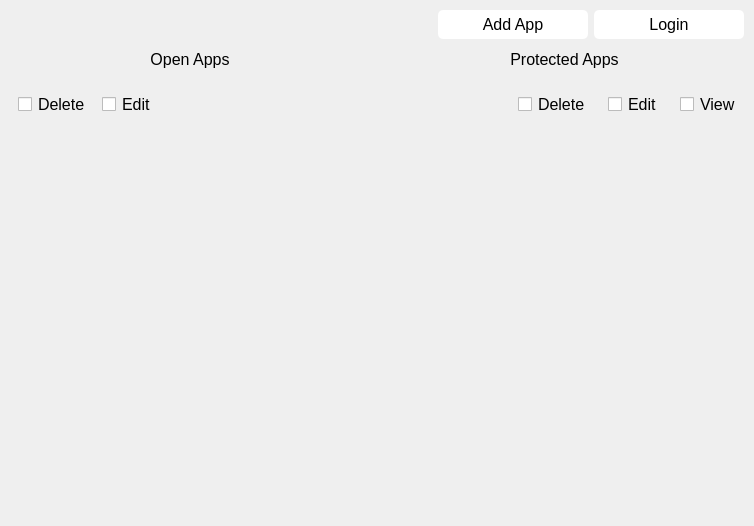
The window that designs/xml/apps_tab.ui (daniel-deru/WorkMate-3.0) describes before a commit, drawn with Qt 5.
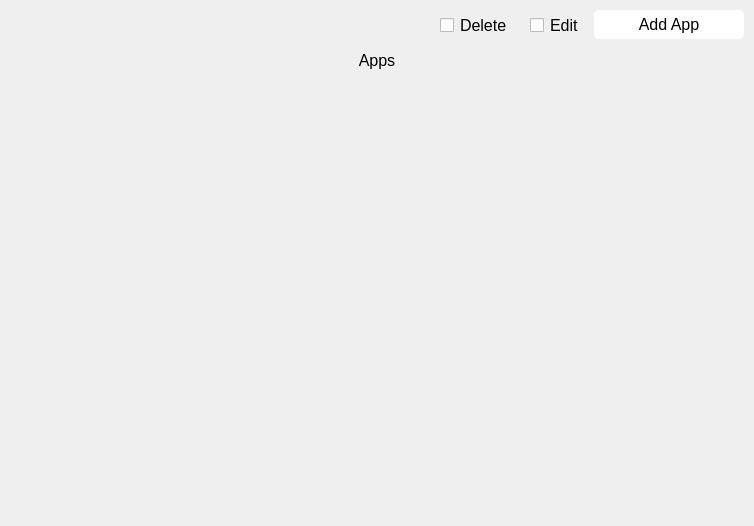
The same window after the commit.

```diff
--- a/designs/xml/apps_tab.ui
+++ b/designs/xml/apps_tab.ui
@@ -58,6 +58,26 @@
        </property>
       </spacer>
      </item>
+     <item>
+      <widget class="QCheckBox" name="chk_delete_apps">
+       <property name="cursor">
+        <cursorShape>PointingHandCursor</cursorShape>
+       </property>
+       <property name="text">
+        <string>Delete</string>
+       </property>
+      </widget>
+     </item>
+     <item>
+      <widget class="QCheckBox" name="chk_edit_apps">
+       <property name="cursor">
+        <cursorShape>PointingHandCursor</cursorShape>
+       </property>
+       <property name="text">
+        <string>Edit</string>
+       </property>
+      </widget>
+     </item>
      <item>
       <widget class="QPushButton" name="btn_add_app">
        <property name="minimumSize">
@@ -80,25 +100,6 @@
        </property>
       </widget>
      </item>
-     <item>
-      <widget class="QPushButton" name="btn_pro_apps_login">
-       <property name="minimumSize">
-        <size>
-         <width>150</width>
-         <height>0</height>
-        </size>
-       </property>
-       <property name="maximumSize">
-        <size>
-         <width>150</width>
-         <height>16777215</height>
-        </size>
-       </property>
-       <property name="text">
-        <string>Login</string>
-       </property>
-      </widget>
-     </item>
     </layout>
    </item>
    <item>
@@ -120,7 +121,7 @@
           </size>
          </property>
          <property name="text">
-          <string>Open Apps</string>
+          <string>Apps</string>
          </property>
          <property name="alignment">
           <set>Qt::AlignCenter</set>
@@ -141,26 +142,6 @@
            <property name="spacing">
             <number>0</number>
            </property>
-           <item>
-            <widget class="QCheckBox" name="chk_delete_apps">
-             <property name="cursor">
-              <cursorShape>PointingHandCursor</cursorShape>
-             </property>
-             <property name="text">
-              <string>Delete</string>
-             </property>
-            </widget>
-           </item>
-           <item>
-            <widget class="QCheckBox" name="chk_edit_apps">
-             <property name="cursor">
-              <cursorShape>PointingHandCursor</cursorShape>
-             </property>
-             <property name="text">
-              <string>Edit</string>
-             </property>
-            </widget>
-           </item>
            <item>
             <spacer name="horizontalSpacer_4">
              <property name="orientation">
@@ -213,121 +194,6 @@
        </item>
       </layout>
      </item>
-     <item>
-      <widget class="Line" name="line">
-       <property name="orientation">
-        <enum>Qt::Vertical</enum>
-       </property>
-      </widget>
-     </item>
-     <item>
-      <layout class="QVBoxLayout" name="vbox_pro_apps">
-       <item>
-        <widget class="QLabel" name="lbl_pro_apps">
-         <property name="sizePolicy">
-          <sizepolicy hsizetype="Minimum" vsizetype="Minimum">
-           <horstretch>0</horstretch>
-           <verstretch>0</verstretch>
-          </sizepolicy>
-         </property>
-         <property name="maximumSize">
-          <size>
-           <width>16777215</width>
-           <height>50</height>
-          </size>
-         </property>
-         <property name="text">
-          <string>Protected Apps</string>
-         </property>
-         <property name="alignment">
-          <set>Qt::AlignCenter</set>
-         </property>
-        </widget>
-       </item>
-       <item>
-        <widget class="Line" name="lne_pro_apps">
-         <property name="orientation">
-          <enum>Qt::Horizontal</enum>
-         </property>
-        </widget>
-       </item>
-       <item>
-        <layout class="QVBoxLayout" name="vbox_pro_apps_controls">
-         <item>
-          <layout class="QHBoxLayout" name="hbox_pro_apps_checkboxes">
-           <item>
-            <spacer name="horizontalSpacer_5">
-             <property name="orientation">
-              <enum>Qt::Horizontal</enum>
-             </property>
-             <property name="sizeHint" stdset="0">
-              <size>
-               <width>40</width>
-               <height>20</height>
-              </size>
-             </property>
-            </spacer>
-           </item>
-           <item>
-            <widget class="QCheckBox" name="chkbox_pro_apps_delete">
-             <property name="text">
-              <string>Delete</string>
-             </property>
-            </widget>
-           </item>
-           <item>
-            <widget class="QCheckBox" name="chkbox_pro_apps_edit">
-             <property name="text">
-              <string>Edit</string>
-             </property>
-            </widget>
-           </item>
-           <item>
-            <widget class="QCheckBox" name="chkbox_pro_apps_view">
-             <property name="text">
-              <string>View</string>
-             </property>
-            </widget>
-           </item>
-          </layout>
-         </item>
-        </layout>
-       </item>
-       <item>
-        <layout class="QHBoxLayout" name="horizontalLayout_3">
-         <item>
-          <spacer name="horizontalSpacer_3">
-           <property name="orientation">
-            <enum>Qt::Horizontal</enum>
-           </property>
-           <property name="sizeHint" stdset="0">
-            <size>
-             <width>40</width>
-             <height>20</height>
-            </size>
-           </property>
-          </spacer>
-         </item>
-        </layout>
-       </item>
-       <item>
-        <layout class="QGridLayout" name="gbox_pro_apps"/>
-       </item>
-       <item>
-        <spacer name="verticalSpacer_2">
-         <property name="orientation">
-          <enum>Qt::Vertical</enum>
-         </property>
-         <property name="sizeHint" stdset="0">
-          <size>
-           <width>20</width>
-           <height>40</height>
-          </size>
-         </property>
-        </spacer>
-       </item>
-      </layout>
-     </item>
     </layout>
    </item>
   </layout>
```
